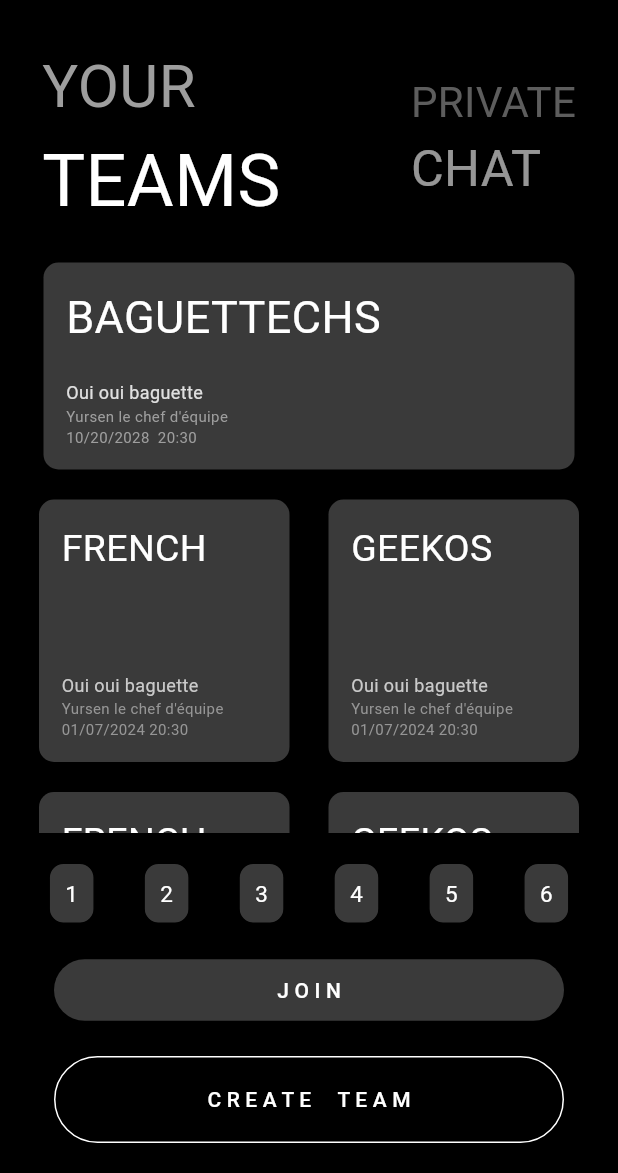
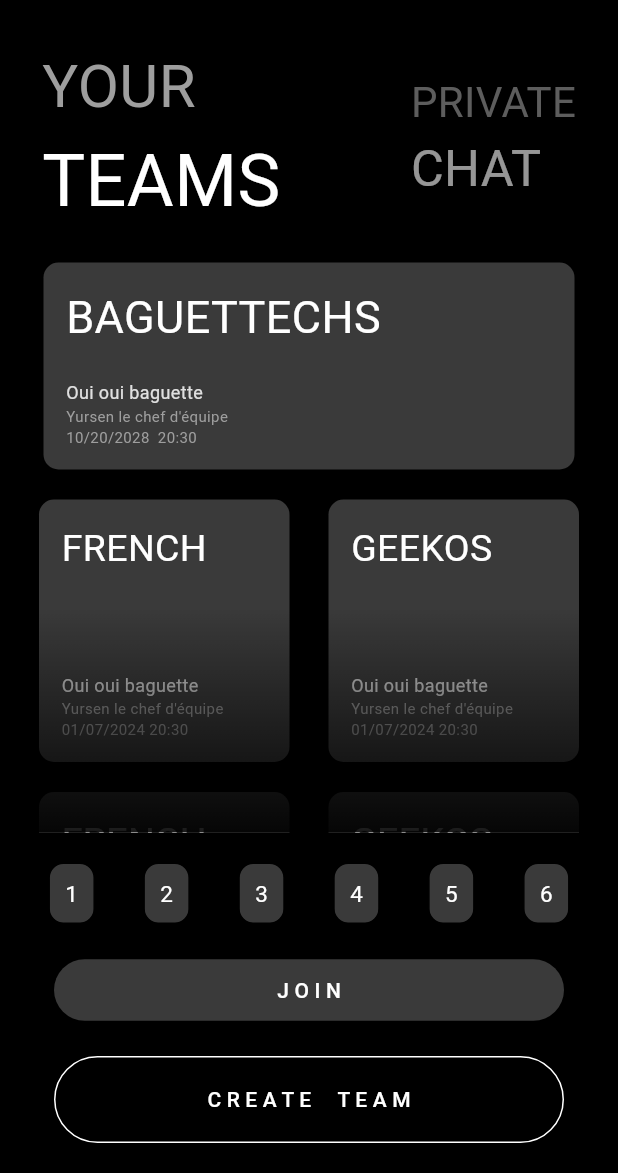
Before and after one commit to Space-Chips/nexus, a Flutter app: the ChatHomePage screen opened directly, on a phone screen of 412 x 824 dp, the part 63-1236 px from its top. Run offline on Flutter 3.47's test engine with Material 3 defaults, Android fonts, the phone set to English and light mode, and no system bars; our stand-ins replace adaptive_theme, animated_splash_screen, cached_network_image, cloud_firestore, firebase_auth, firebase_core and 11 more; missing offline and left inert: bottom_picker; accounts and stored records are empty; network calls fail.

Commit message:
Preaparing for backen implementation

```diff
--- a/lib/components/chat_components/team_home_page_components/top_item_list.dart
+++ b/lib/components/chat_components/team_home_page_components/top_item_list.dart
@@ -5,12 +5,15 @@ class TeamHomeTopItem extends StatefulWidget {
   final String lastPost;
   final String lastPostAuthor;
   final String lastPostTime;
+  final void Function()? onTap;
+
   const TeamHomeTopItem({
     super.key,
     required this.title,
     required this.lastPost,
     required this.lastPostAuthor,
     required this.lastPostTime,
+    required this.onTap,
   });
 
   @override
@@ -20,7 +23,9 @@ class TeamHomeTopItem extends StatefulWidget {
 class _TeamHomeTopItemState extends State<TeamHomeTopItem> {
   @override
   Widget build(BuildContext context) {
-    return Container(
+    return GestureDetector(
+      onTap: widget.onTap,
+      child: Container(
         width: 354,
         padding: const EdgeInsets.all(15),
         decoration: BoxDecoration(
@@ -49,6 +54,7 @@ class _TeamHomeTopItemState extends State<TeamHomeTopItem> {
             ),
           ],
         ),
+      ),
     );
   }
 }
--- a/lib/pages/group_chat/chat_home_page.dart
+++ b/lib/pages/group_chat/chat_home_page.dart
@@ -25,15 +25,18 @@ class _ChatHomePageState extends State<ChatHomePage> {
             const SizedBox(height: 15),
             _buildHeader(),
             Expanded(
-              child: SingleChildScrollView(
+              child: Stack(
+                children: [
+                  SingleChildScrollView(
                     child: Column(
                       children: [
                         const SizedBox(height: 20),
-                    const TeamHomeTopItem(
+                        TeamHomeTopItem(
                           title: 'BAGUETTECHS',
                           lastPost: "Oui oui baguette",
                           lastPostAuthor: "Yursen le chef d'équipe",
                           lastPostTime: '10/20/2028  20:30',
+                          onTap: () {},
                         ),
                         const SizedBox(height: 20),
                         _buildSmallTeamCards(),
@@ -41,6 +44,28 @@ class _ChatHomePageState extends State<ChatHomePage> {
                         _buildSmallTeamCards(),
                       ],
                     ),
+                  ),
+                  Positioned(
+                    left: 0,
+                    right: 0,
+                    bottom: 0,
+                    child: IgnorePointer(
+                      child: Container(
+                        height: 150, // control the aera covered
+                        decoration: BoxDecoration(
+                          gradient: LinearGradient(
+                            begin: Alignment.bottomCenter,
+                            end: Alignment.topCenter,
+                            colors: [
+                              Colors.black.withOpacity(0.9),
+                              Colors.transparent,
+                            ],
+                          ),
+                        ),
+                      ),
+                    ),
+                  ),
+                ],
               ),
             ),
             const SizedBox(height: 20),
```
Lines whose indentation alone changed are shown as unchanged.
